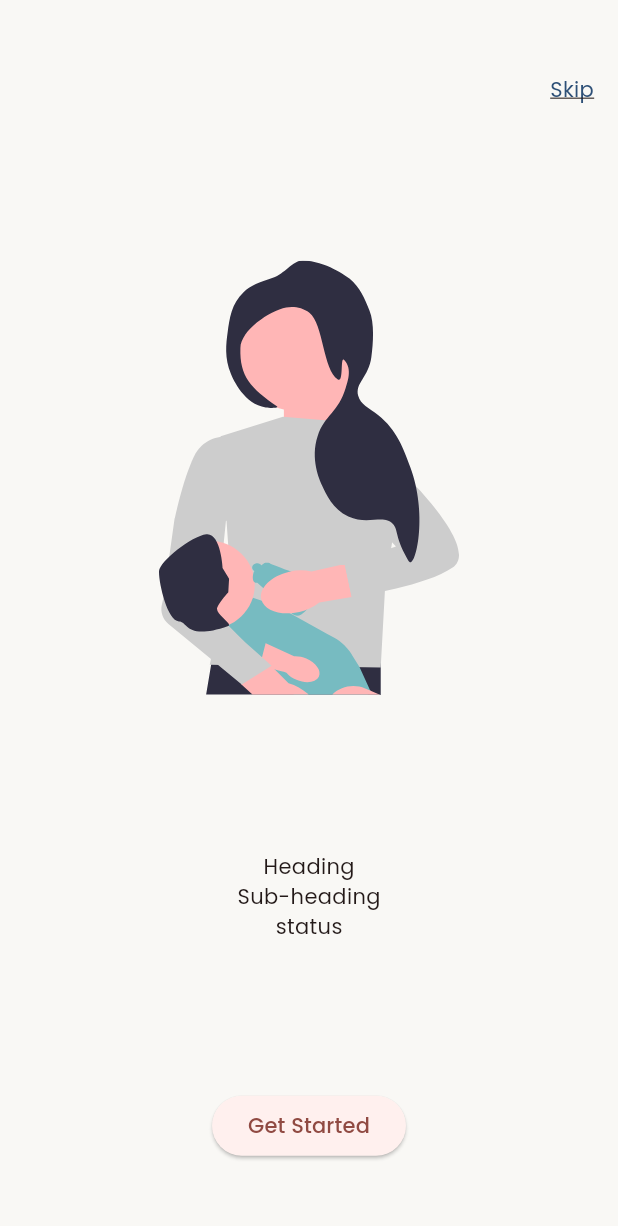
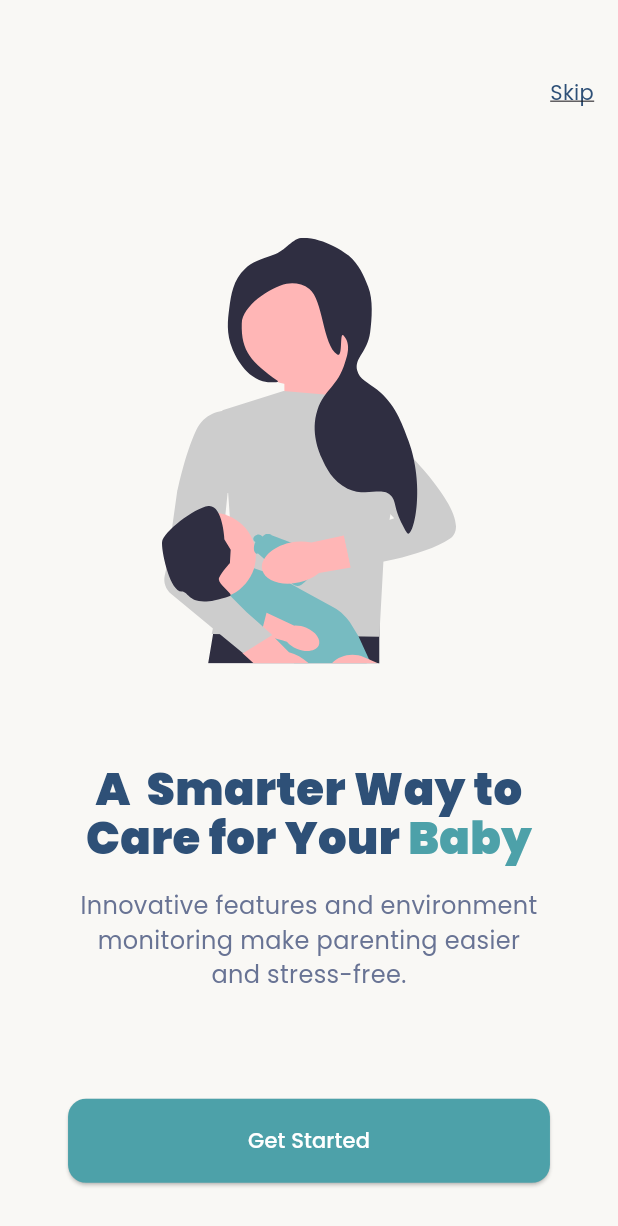
Before and after one commit to fasih124/FYP_203, a Flutter app: the screen it shows after launch, on a phone screen of 412 x 824 dp. Shown: the top 1226 px of the screen. Run offline on Flutter 3.47's test engine with Material 3 defaults, Android fonts, the phone set to English and light mode, and no system bars; our stand-ins replace flutter_svg.

Commit message:
Complete design implementaation of on board screen 1

```diff
--- a/Implementation/Flutter_Files/lib/comstants/text_constant.dart
+++ /dev/null
@@ -1,17 +0,0 @@
-
-import 'package:flutter/material.dart';
-class AppTextStyle{
-  // title
-  static const TextStyle title = TextStyle(fontWeight: FontWeight.bold,fontSize:32 ,fontFamily: 'poppins');
-  //heading
-  static const TextStyle heading_1 = TextStyle(fontWeight: FontWeight.bold,fontSize:32 ,fontFamily: 'poppins');
-  static const TextStyle heading_2 = TextStyle(fontWeight: FontWeight.bold,fontSize:32 ,fontFamily: 'poppins');
-  static const TextStyle heading_3 = TextStyle(fontWeight: FontWeight.bold,fontSize:32 ,fontFamily: 'poppins');
-  static const TextStyle heading_4 = TextStyle(fontWeight: FontWeight.bold,fontSize:32 ,fontFamily: 'poppins');
-  static const TextStyle heading_5 = TextStyle(fontWeight: FontWeight.bold,fontSize:32 ,fontFamily: 'poppins');
-  static const TextStyle heading_6 = TextStyle(fontWeight: FontWeight.bold,fontSize:32 ,fontFamily: 'poppins');
-  //regular
-  static const TextStyle Regular = TextStyle(fontWeight: FontWeight.bold,fontSize:32 ,fontFamily: 'poppins');
-
-
-}
--- a/Implementation/Flutter_Files/lib/comstants/colors_constant.dart
+++ b/Implementation/Flutter_Files/lib/constants/colors_constant.dart
@@ -8,6 +8,8 @@ class AppColorCode{
   static const Color neutralColor_300 = Color(0xFFF9F8F5);
   //primary
   static const Color primaryColor_500 = Color(0xFF2E5077);
+  //blue-neutral
+  static const Color primaryNeutralColor_600 = Color(0xFF687394);
   //secondary
   static const Color secondaryColor_500 = Color(0xFF4DA1A9);
 }
--- /dev/null
+++ b/Implementation/Flutter_Files/lib/constants/text_constant.dart
@@ -0,0 +1,19 @@
+
+import 'package:flutter/material.dart';
+class AppTextStyle{
+  // Splash screen
+  static const TextStyle app_title = TextStyle(fontWeight: FontWeight.w700,fontSize:34 ,fontFamily: 'poppins');
+  static const TextStyle app_sub_title = TextStyle(fontWeight: FontWeight.w400,fontSize:16 ,fontFamily: 'poppins');
+  //On Board Screen
+  static const TextStyle heading_1 = TextStyle(fontWeight: FontWeight.w900  ,fontSize:30 ,fontFamily: 'poppins');
+  static const TextStyle sub_heading_1 = TextStyle(fontWeight: FontWeight.w400,fontSize:16 ,fontFamily: 'poppins');
+  static const TextStyle skip_button_text = TextStyle(fontWeight: FontWeight.w400,fontSize:18 ,fontFamily: 'poppins');
+  static const TextStyle button_text = TextStyle(fontWeight: FontWeight.w700,fontSize:16 ,fontFamily: 'poppins');
+
+  // static const TextStyle heading_5 = TextStyle(fontWeight: FontWeight.bold,fontSize:32 ,fontFamily: 'poppins');
+  // static const TextStyle heading_6 = TextStyle(fontWeight: FontWeight.bold,fontSize:32 ,fontFamily: 'poppins');
+  // //regular
+  // static const TextStyle Regular = TextStyle(fontWeight: FontWeight.bold,fontSize:32 ,fontFamily: 'poppins');
+
+
+}
--- a/Implementation/Flutter_Files/lib/main.dart
+++ b/Implementation/Flutter_Files/lib/main.dart
@@ -17,12 +17,12 @@ class MyApp extends StatelessWidget {
     return MaterialApp(
       title: 'Flutter Demo',
       theme: ThemeData(
-        colorScheme: ColorScheme.fromSeed(seedColor: Colors.red),
+        // colorScheme: ColorScheme.fromSeed(seedColor: Colors.red),
         useMaterial3: true,
         fontFamily: 'Poppins',
       ),
       debugShowCheckedModeBanner: false,
-      home: const Onboard1Screen(),
+      home: const Onboard1Screen(),//SplashScreen()
     );
   }
 }
--- a/Implementation/Flutter_Files/lib/screens/onboard_1_screen.dart
+++ b/Implementation/Flutter_Files/lib/screens/onboard_1_screen.dart
@@ -1,6 +1,8 @@
+
 import 'package:flutter/material.dart';
 import 'package:flutter_svg/flutter_svg.dart';
-import 'package:fyp_203/comstants/colors_constant.dart';
+import 'package:fyp_203/constants/colors_constant.dart';
+import 'package:fyp_203/constants/text_constant.dart';
 
 class Onboard1Screen extends StatelessWidget {
   const Onboard1Screen({super.key});
@@ -12,37 +14,75 @@ class Onboard1Screen extends StatelessWidget {
       body: Column(
         mainAxisAlignment: MainAxisAlignment.spaceAround,
         children: [
-          Container(
-            child: Align(
-              child: Padding(
-                padding: const EdgeInsets.symmetric(horizontal: 16.0),
-                child: Text("Skip",style: TextStyle( decoration: TextDecoration.underline,color: AppColorCode.primaryColor_500),),
+          Align(
+            alignment: AlignmentDirectional.topEnd,
+            child: Padding(
+              padding: EdgeInsets.all(16.0),
+              child: InkWell(
+                onTap: () {},
+                child: Text(
+                  "Skip",
+                  style: TextStyle(
+                      decoration: TextDecoration.underline,
+                      color: AppColorCode.primaryColor_500),
+                ),
               ),
-              alignment: AlignmentDirectional.topEnd,
             ),
           ),
           //  Image SVG
-          Container(
-            child: SvgPicture.asset(
-              'assets/images/baby_onboard_screen_1.svg',
-              width: 200,
-              height: 300,
-            ),
+          SvgPicture.asset(
+            'assets/images/baby_onboard_screen_1.svg',
+            width: 196,
+            height: 284,
           ),
           //  Text
-          Container(
-            child: Column(
-              children: [
-                Text("Heading"),
-                Text("Sub-heading"),
-                Text("status"),
-              ],
+          SizedBox(
+            width: 309 ,
+            child: Center(
+              child: Column(
+                children: [
+                  Text.rich(
+                    textAlign: TextAlign.center,
+                    TextSpan(
+                      children: [
+                        TextSpan(
+                          text: "A  Smarter Way to Care for Your ",
+                          style: AppTextStyle.heading_1
+                              .copyWith(color: AppColorCode.primaryColor_500,
+                          height: .8),
+                        ),
+                        TextSpan(
+                          text: "Baby",
+                          style: AppTextStyle.heading_1
+                              .copyWith(color: AppColorCode.secondaryColor_500),
+                        )
+                      ],
+                    ),
+                  ),
+                SizedBox(
+                  height: 12,
+                ),
+                  Text(
+                      textAlign: TextAlign.center,
+                      "Innovative features and environment monitoring make parenting easier and stress-free.",
+                      style: AppTextStyle.sub_heading_1.copyWith(color: AppColorCode.primaryNeutralColor_600),
+                  ),
+                ],
+              ),
             ),
           ),
           //  Button
           ElevatedButton(
             onPressed: () {},
-            child: Text("Get Started"),
+            style: ElevatedButton.styleFrom(
+              backgroundColor: AppColorCode.secondaryColor_500,
+              foregroundColor: AppColorCode.White_shade,
+              padding: EdgeInsets.symmetric(vertical: 18,horizontal:120 ),
+              shape: RoundedRectangleBorder(
+                borderRadius: BorderRadius.circular(12)
+              )
+            ),
+            child: const Text("Get Started"),
           )
         ],
       ),
--- a/Implementation/Flutter_Files/lib/screens/splash_screen.dart
+++ b/Implementation/Flutter_Files/lib/screens/splash_screen.dart
@@ -1,5 +1,6 @@
 import 'package:flutter/material.dart';
-import 'package:fyp_203/comstants/colors_constant.dart';
+import 'package:fyp_203/constants/colors_constant.dart';
+import 'package:fyp_203/constants/text_constant.dart';
 import 'package:fyp_203/screens/onboard_1_screen.dart';
 
 import 'home_screen.dart';
@@ -15,7 +16,7 @@ class _SplashScreenState extends State<SplashScreen> {
   @override
   void initState() {
     super.initState();
-    Future.delayed(const Duration(seconds: 5), () {
+    Future.delayed(const Duration(seconds: 50), () {
       Navigator.pushReplacement(
         context,
         MaterialPageRoute(builder: (context) => const Onboard1Screen()),
@@ -33,22 +34,24 @@ class _SplashScreenState extends State<SplashScreen> {
           Center(
             child: Text(
               'CareNest',
-              style: TextStyle(
-                  fontSize: 34,
-                  fontFamily: 'Poppins',
-                  fontWeight: FontWeight.bold,
-                color: AppColorCode.White_shade
-              ),
+              style: AppTextStyle.app_title.copyWith(color: AppColorCode.White_shade),
+              //TextStyle(
+                  //fontSize: 34,
+                  //fontFamily: 'Poppins',
+                 // fontWeight: FontWeight.bold,
+                //color: AppColorCode.White_shade
+              //),
             ),
           ),
           Center(
             child: Text(
               'Where Love Meets Technology',
-              style: TextStyle(
-                fontSize: 16,
-                fontFamily: 'Poppins',
-                  color: AppColorCode.White_shade
-              ),
+               style:AppTextStyle.app_sub_title.copyWith(color: AppColorCode.White_shade),
+              // TextStyle(
+              //   fontSize: 16,
+              //   fontFamily: 'Poppins',
+              //     color: AppColorCode.White_shade
+              // ),
             ),
           ),
         ],
```
Also changed, not shown: Implementation/Flutter_Files/pubspec.lock.
